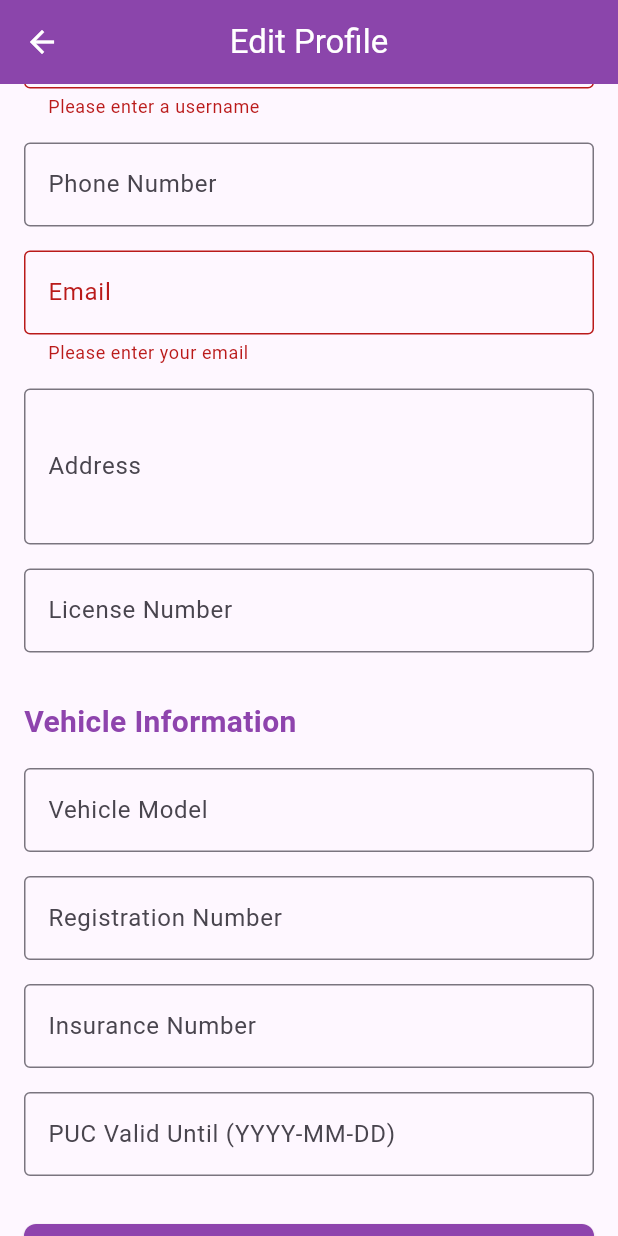
After one commit to xponent-dmg/vehnicate-app, a Flutter app: the EditProfilePage screen opened by its route, scrolled down 206 dp, after a tap on "Save Changes", on a phone screen of 412 x 824 dp. The commit adds this screen. Run offline on Flutter 3.47's test engine with Material 3 defaults, Android fonts, the phone set to English and light mode, and no system bars; our stand-ins replace firebase_analytics, firebase_auth, firebase_core, fl_chart, flutter_dotenv, font_awesome_flutter and 5 more; accounts and stored records are empty.

Commit message:
user can now update their details from profile page. also, added some user data from supabase into profilepage

```diff
--- a/mobile_app/frontend/lib/Pages/dashboard.dart
+++ b/mobile_app/frontend/lib/Pages/dashboard.dart
@@ -194,9 +194,11 @@ class _DashboardPageState extends State<DashboardPage> {
               ),
             ),
             Icon(Icons.location_on, color: Colors.white54, size: 24),
-            Icon(Icons.directions_car, color: Colors.white54, size: 24),
+            IconButton(onPressed: ()=>Navigator.pushNamed(context, "/garage"),
+            icon: Icon(Icons.directions_car, color: Colors.white54, size: 24),
+            ),
             IconButton(
-              onPressed: () => Navigator.pushNamed(context, "/analytics"),
+              onPressed: () => Navigator.pushNamed(context, "/analyze"),
               icon: Icon(Icons.analytics, color: Colors.white54, size: 24),
             ),
           ],
--- /dev/null
+++ b/mobile_app/frontend/lib/Pages/edit_profile_page.dart
@@ -0,0 +1,331 @@
+import 'package:flutter/material.dart';
+import 'package:supabase_flutter/supabase_flutter.dart';
+import 'package:firebase_auth/firebase_auth.dart';
+
+class EditProfilePage extends StatefulWidget {
+  const EditProfilePage({super.key});
+
+  @override
+  State<EditProfilePage> createState() => _EditProfilePageState();
+}
+
+class _EditProfilePageState extends State<EditProfilePage> {
+  final _formKey = GlobalKey<FormState>();
+  bool _isLoading = true;
+  Map<String, dynamic>? _userDetails;
+  Map<String, dynamic>? _vehicleDetails;
+
+  // User Details Controllers
+  final _nameController = TextEditingController();
+  final _phoneController = TextEditingController();
+  final _emailController = TextEditingController();
+  final _addressController = TextEditingController();
+  final _licenseController = TextEditingController();
+  final _usernameController = TextEditingController();
+
+  // Vehicle Details Controllers
+  final _insuranceController = TextEditingController();
+  final _registrationController = TextEditingController();
+  final _pucController = TextEditingController();
+  final _modelController = TextEditingController();
+
+  @override
+  void initState() {
+    super.initState();
+    _loadExistingData();
+  }
+
+  @override
+  void dispose() {
+    // Dispose all controllers
+    _nameController.dispose();
+    _phoneController.dispose();
+    _emailController.dispose();
+    _addressController.dispose();
+    _licenseController.dispose();
+    _usernameController.dispose();
+    _insuranceController.dispose();
+    _registrationController.dispose();
+    _pucController.dispose();
+    _modelController.dispose();
+    super.dispose();
+  }
+
+  Future<void> _loadExistingData() async {
+    try {
+      final user = FirebaseAuth.instance.currentUser;
+      if (user == null) {
+        setState(() => _isLoading = false);
+        return;
+      }
+
+      // Fetch user details
+      final userResponse = await Supabase.instance.client
+          .from('userdetails')
+          .select('*, vehicledetails(*)')
+          .eq('firebaseuid', user.uid)
+          .single();
+
+      setState(() {
+        _userDetails = userResponse;
+        _vehicleDetails = userResponse['vehicledetails'];
+
+        // Populate user controllers
+        _nameController.text = _userDetails?['name'] ?? '';
+        _phoneController.text = _userDetails?['phone'] ?? '';
+        _emailController.text = _userDetails?['email'] ?? '';
+        _addressController.text = _userDetails?['address'] ?? '';
+        _licenseController.text = _userDetails?['licensenumber'] ?? '';
+        _usernameController.text = _userDetails?['username'] ?? '';
+
+        // Populate vehicle controllers if vehicle details exist
+        if (_vehicleDetails != null) {
+          _insuranceController.text = _vehicleDetails?['insurance'] ?? '';
+          _registrationController.text = _vehicleDetails?['registration'] ?? '';
+          _pucController.text = _vehicleDetails?['puc']?.toString().split('T')[0] ?? '';
+          _modelController.text = _vehicleDetails?['model'] ?? '';
+        }
+
+        _isLoading = false;
+      });
+    } catch (e) {
+      print('Error loading user data: $e');
+      setState(() => _isLoading = false);
+    }
+  }
+
+  Future<void> _saveChanges() async {
+    if (!_formKey.currentState!.validate()) return;
+
+    setState(() => _isLoading = true);
+    try {
+      final user = FirebaseAuth.instance.currentUser;
+      if (user == null) throw Exception('No authenticated user');
+
+      // First, update or create vehicle details
+      int? vehicleId = _userDetails?['vehicleid'];
+      if (_vehicleDetails == null) {
+        // Create new vehicle record
+        final vehicleResponse = await Supabase.instance.client
+            .from('vehicledetails')
+            .insert({
+              'insurance': _insuranceController.text,
+              'registration': _registrationController.text,
+              'puc': _pucController.text,
+              'model': _modelController.text,
+            })
+            .select()
+            .single();
+        vehicleId = vehicleResponse['vehicleid'];
+      } else {
+        // Update existing vehicle record
+        await Supabase.instance.client
+            .from('vehicledetails')
+            .update({
+              'insurance': _insuranceController.text,
+              'registration': _registrationController.text,
+              'puc': _pucController.text,
+              'model': _modelController.text,
+            })
+            .eq('vehicleid', _vehicleDetails!['vehicleid']);
+      }
+
+      // Then update user details
+      await Supabase.instance.client
+          .from('userdetails')
+          .update({
+            'name': _nameController.text,
+            'phone': _phoneController.text,
+            'email': _emailController.text,
+            'address': _addressController.text,
+            'licensenumber': _licenseController.text,
+            'username': _usernameController.text,
+            'vehicleid': vehicleId,
+          })
+          .eq('firebaseuid', user.uid);
+
+      ScaffoldMessenger.of(context).showSnackBar(
+        const SnackBar(content: Text('Profile updated successfully!')),
+      );
+      Navigator.pop(context);
+    } catch (e) {
+      print('Error saving changes: $e');
+      ScaffoldMessenger.of(context).showSnackBar(
+        const SnackBar(content: Text('Failed to update profile. Please try again.')),
+      );
+    } finally {
+      setState(() => _isLoading = false);
+    }
+  }
+
+  @override
+  Widget build(BuildContext context) {
+    if (_isLoading) {
+      return const Scaffold(
+        body: Center(child: CircularProgressIndicator()),
+      );
+    }
+
+    return Scaffold(
+      appBar: AppBar(
+        title: const Text('Edit Profile'),
+        backgroundColor: const Color(0xFF8E44AD),
+        foregroundColor: Colors.white,
+      ),
+      body: Form(
+        key: _formKey,
+        child: SingleChildScrollView(
+          padding: const EdgeInsets.all(16),
+          child: Column(
+            crossAxisAlignment: CrossAxisAlignment.start,
+            children: [
+              // User Details Section
+              const Text(
+                'Personal Information',
+                style: TextStyle(
+                  fontSize: 20,
+                  fontWeight: FontWeight.bold,
+                  color: Color(0xFF8E44AD),
+                ),
+              ),
+              const SizedBox(height: 16),
+              TextFormField(
+                controller: _nameController,
+                decoration: const InputDecoration(
+                  labelText: 'Full Name',
+                  border: OutlineInputBorder(),
+                ),
+                validator: (value) {
+                  if (value == null || value.isEmpty) {
+                    return 'Please enter your name';
+                  }
+                  return null;
+                },
+              ),
+              const SizedBox(height: 16),
+              TextFormField(
+                controller: _usernameController,
+                decoration: const InputDecoration(
+                  labelText: 'Username',
+                  border: OutlineInputBorder(),
+                ),
+                validator: (value) {
+                  if (value == null || value.isEmpty) {
+                    return 'Please enter a username';
+                  }
+                  return null;
+                },
+              ),
+              const SizedBox(height: 16),
+              TextFormField(
+                controller: _phoneController,
+                decoration: const InputDecoration(
+                  labelText: 'Phone Number',
+                  border: OutlineInputBorder(),
+                ),
+                keyboardType: TextInputType.phone,
+              ),
+              const SizedBox(height: 16),
+              TextFormField(
+                controller: _emailController,
+                decoration: const InputDecoration(
+                  labelText: 'Email',
+                  border: OutlineInputBorder(),
+                ),
+                keyboardType: TextInputType.emailAddress,
+                validator: (value) {
+                  if (value == null || value.isEmpty) {
+                    return 'Please enter your email';
+                  }
+                  if (!value.contains('@')) {
+                    return 'Please enter a valid email';
+                  }
+                  return null;
+                },
+              ),
+              const SizedBox(height: 16),
+              TextFormField(
+                controller: _addressController,
+                decoration: const InputDecoration(
+                  labelText: 'Address',
+                  border: OutlineInputBorder(),
+                ),
+                maxLines: 3,
+              ),
+              const SizedBox(height: 16),
+              TextFormField(
+                controller: _licenseController,
+                decoration: const InputDecoration(
+                  labelText: 'License Number',
+                  border: OutlineInputBorder(),
+                ),
+              ),
+              const SizedBox(height: 32),
+
+              // Vehicle Details Section
+              const Text(
+                'Vehicle Information',
+                style: TextStyle(
+                  fontSize: 20,
+                  fontWeight: FontWeight.bold,
+                  color: Color(0xFF8E44AD),
+                ),
+              ),
+              const SizedBox(height: 16),
+              TextFormField(
+                controller: _modelController,
+                decoration: const InputDecoration(
+                  labelText: 'Vehicle Model',
+                  border: OutlineInputBorder(),
+                ),
+              ),
+              const SizedBox(height: 16),
+              TextFormField(
+                controller: _registrationController,
+                decoration: const InputDecoration(
+                  labelText: 'Registration Number',
+                  border: OutlineInputBorder(),
+                ),
+              ),
+              const SizedBox(height: 16),
+              TextFormField(
+                controller: _insuranceController,
+                decoration: const InputDecoration(
+                  labelText: 'Insurance Number',
+                  border: OutlineInputBorder(),
+                ),
+              ),
+              const SizedBox(height: 16),
+              TextFormField(
+                controller: _pucController,
+                decoration: const InputDecoration(
+                  labelText: 'PUC Valid Until (YYYY-MM-DD)',
+                  border: OutlineInputBorder(),
+                ),
+                keyboardType: TextInputType.datetime,
+              ),
+              const SizedBox(height: 32),
+
+              // Save Button
+              SizedBox(
+                width: double.infinity,
+                child: ElevatedButton(
+                  onPressed: _saveChanges,
+                  style: ElevatedButton.styleFrom(
+                    backgroundColor: const Color(0xFF8E44AD),
+                    foregroundColor: Colors.white,
+                    padding: const EdgeInsets.symmetric(vertical: 16),
+                    shape: RoundedRectangleBorder(
+                      borderRadius: BorderRadius.circular(8),
+                    ),
+                  ),
+                  child: const Text('Save Changes'),
+                ),
+              ),
+            ],
+          ),
+        ),
+      ),
+    );
+  }
+}
--- a/mobile_app/frontend/lib/Pages/profile_page.dart
+++ b/mobile_app/frontend/lib/Pages/profile_page.dart
@@ -1,8 +1,10 @@
+import 'package:firebase_auth/firebase_auth.dart';
 import 'package:flutter/material.dart';
 import 'package:font_awesome_flutter/font_awesome_flutter.dart';
 import 'package:percent_indicator/percent_indicator.dart';
 import 'package:vehnicate_frontend/services/auth_service.dart';
 import 'package:vehnicate_frontend/Pages/login_page.dart';
+import 'package:supabase_flutter/supabase_flutter.dart';
 
 // Constants and Theme
 class ProfileConstants {
@@ -88,8 +90,32 @@ class ProfileConstants {
   static const double horizontalPadding = 28.0;
 }
 
-class ProfilePage extends StatelessWidget {
+class ProfilePage extends StatefulWidget {
   const ProfilePage({super.key});
+  @override
+  State<ProfilePage> createState() => _ProfilePageState();
+}
+
+class _ProfilePageState extends State<ProfilePage>{
+  Map<String, dynamic>? userDetails;
+
+  @override
+  void initState() {
+    super.initState();
+    _loadUserDetails();
+  }
+
+  Future<void> _loadUserDetails() async {
+    try {
+      final details = await getUserdetails();
+      setState(() {
+        userDetails = details;
+      });
+      print("Loaded user details: $userDetails");
+    } catch (e) {
+      print("Error loading user details: $e");
+    }
+  }
 
   Future<void> _showLogoutDialog(BuildContext context) {
     return showDialog(
@@ -232,9 +258,9 @@ class ProfilePage extends StatelessWidget {
       children: [
         _buildAvatar(),
         const SizedBox(height: 16),
-        const Text('Samprisha', style: ProfileConstants.nameStyle),
+        Text("${userDetails?['name']??'Guest'}", style: ProfileConstants.nameStyle),
         const SizedBox(height: 4),
-        const Text('@username', style: ProfileConstants.usernameStyle),
+        Text('@${userDetails?['username']??'Guest'}', style: ProfileConstants.usernameStyle),
       ],
     );
   }
@@ -339,7 +365,7 @@ class ProfilePage extends StatelessWidget {
           progressColor: ProfileConstants.accentPurple,
           circularStrokeCap: CircularStrokeCap.round, // rounded ends
           animation: true,
-          center: const Text("80", style: ProfileConstants.metricValueStyle),
+          center: Text("${userDetails?['rpsscore']??'50'}", style: ProfileConstants.metricValueStyle),
         ),
         SizedBox(height: 5),
         SizedBox(
@@ -358,11 +384,11 @@ class ProfilePage extends StatelessWidget {
         children: [
           const Text('Personal Information', style: ProfileConstants.sectionTitleStyle),
           const SizedBox(height: 8),
-          _buildInfoRow('Email', 'bluewhale123@gmail.com', isFirst: true),
+          _buildInfoRow('Email', '${userDetails?['email']??'mail not given'}', isFirst: true),
           SizedBox(height: 3),
-          _buildInfoRow('Phone', '9876543210'),
+          _buildInfoRow('Phone', '${userDetails?['phone']??'phone not given'}'),
           SizedBox(height: 3),
-          _buildInfoRow('Address', 'Alakazam, Pacific Ocean', isLast: true),
+          _buildInfoRow('Address', '${userDetails?['address']??'Address not updated'}', isLast: true),
         ],
       ),
     );
@@ -380,7 +406,10 @@ class ProfilePage extends StatelessWidget {
           SizedBox(height: 3),
           _buildSettingRow('Dark Mode', true),
           SizedBox(height: 3),
-          _buildInfoRow('User analytics', '', isLast: false),
+          GestureDetector(
+            onTap: () => Navigator.pushNamed(context, "/editdetails"),
+            child: _buildInfoRow('Update Details', '', isLast: false),
+          ),
           SizedBox(height: 3),
           _buildDeleteAccountRow(),
         ],
@@ -393,7 +422,7 @@ class ProfilePage extends StatelessWidget {
       height: ProfileConstants.cardHeight,
       padding: const EdgeInsets.symmetric(horizontal: 10),
       decoration: BoxDecoration(
-        color: ProfileConstants.cardBackground,
+        color: const Color.fromARGB(255, 14, 14, 26),
         borderRadius: BorderRadius.only(
           topLeft: Radius.circular(isFirst ? ProfileConstants.cardRadius : 0),
           topRight: Radius.circular(isFirst ? ProfileConstants.cardRadius : 0),
@@ -471,3 +500,28 @@ class ProfilePage extends StatelessWidget {
     );
   }
 }
+Future<Map<String, dynamic>?> getUserdetails() async {
+  try {
+    // Get current Firebase user
+    final firebaseUser = FirebaseAuth.instance.currentUser;
+    print("Firebase User ID: ${firebaseUser?.uid}");
+
+    if (firebaseUser == null) {
+      print("No Firebase user found");
+      return null;
+    }
+
+    // Query Supabase using Firebase UID
+    final username = await Supabase.instance.client
+        .from('userdetails')
+        .select()
+        .eq('firebaseuid', firebaseUser.uid)
+        .single();
+
+    print("Supabase response: $username");
+    return username;
+  } catch (e) {
+    print("Error getting username: $e");
+    return null;
+  }
+}
--- a/mobile_app/frontend/lib/app.dart
+++ b/mobile_app/frontend/lib/app.dart
@@ -1,6 +1,7 @@
 import 'package:flutter/material.dart';
 import 'package:vehnicate_frontend/Pages/dashboard.dart';
 import 'package:vehnicate_frontend/Pages/drive_analyze_page.dart';
+import 'package:vehnicate_frontend/Pages/edit_profile_page.dart';
 
 import 'package:vehnicate_frontend/Pages/garage.dart';
 import 'package:vehnicate_frontend/Pages/login_page.dart';
@@ -48,7 +49,7 @@ class App extends StatelessWidget {
         "/imu":(context)=>ImuCollector(),
         "/garage":(context)=>GaragePage(),
         "/analyze":(context)=>DriveAnalyzePage(),
-
+        "/editdetails":(context)=>EditProfilePage(),
       },
       initialRoute: "/splash",
     );
```
